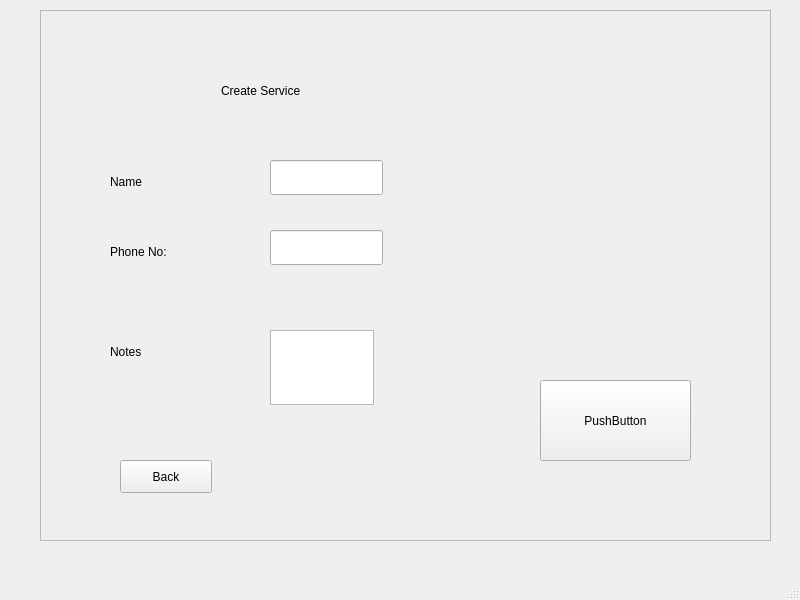
Qt form ux/mainWindow.ui (helioz/accounts) before a commit.
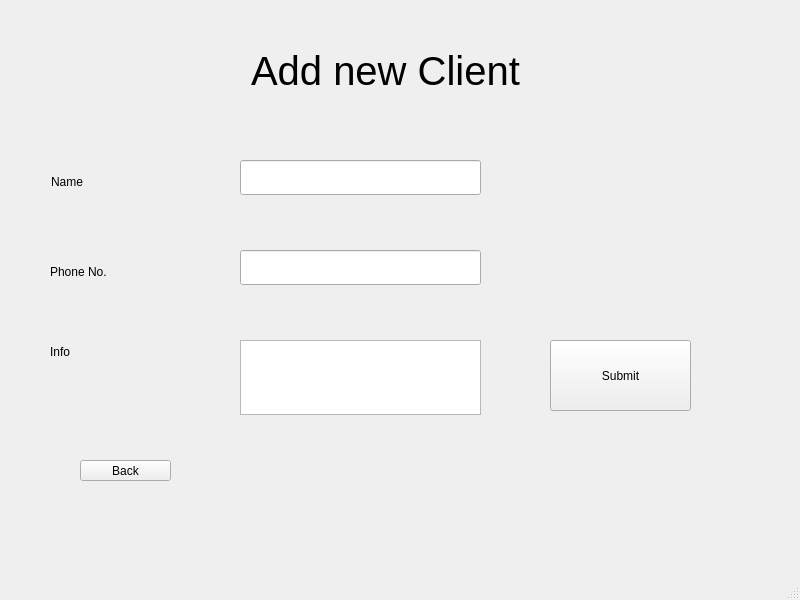
The same form after that commit. The open tabs and pages were chosen to show the change.

```diff
--- a/ux/mainWindow.ui
+++ b/ux/mainWindow.ui
@@ -14,27 +14,43 @@
    <string>MainWindow</string>
   </property>
   <widget class="QWidget" name="centralwidget">
-   <widget class="QFrame" name="addService">
+   <widget class="QStackedWidget" name="stackedWidget">
     <property name="geometry">
      <rect>
-      <x>40</x>
+      <x>30</x>
       <y>10</y>
       <width>731</width>
-      <height>531</height>
+      <height>521</height>
      </rect>
     </property>
-    <property name="frameShape">
-     <enum>QFrame::StyledPanel</enum>
+    <property name="currentIndex">
+     <number>1</number>
     </property>
-    <property name="frameShadow">
-     <enum>QFrame::Raised</enum>
-    </property>
+    <widget class="QWidget" name="createClient">
     <widget class="QLabel" name="label">
      <property name="geometry">
       <rect>
-       <x>70</x>
+        <x>221</x>
+        <y>30</y>
+        <width>291</width>
+        <height>61</height>
+       </rect>
+      </property>
+      <property name="font">
+       <font>
+        <pointsize>30</pointsize>
+       </font>
+      </property>
+      <property name="text">
+       <string>Add new Client</string>
+      </property>
+     </widget>
+     <widget class="QLabel" name="label_2">
+      <property name="geometry">
+       <rect>
+        <x>21</x>
        <y>160</y>
-       <width>62</width>
+        <width>111</width>
        <height>23</height>
       </rect>
      </property>
@@ -42,100 +58,144 @@
       <string>Name</string>
      </property>
     </widget>
-    <widget class="QLabel" name="label_2">
-     <property name="geometry">
-      <rect>
-       <x>70</x>
-       <y>230</y>
-       <width>62</width>
-       <height>23</height>
-      </rect>
-     </property>
-     <property name="text">
-      <string>Phone No:</string>
-     </property>
-    </widget>
     <widget class="QLabel" name="label_3">
      <property name="geometry">
       <rect>
-       <x>70</x>
+        <x>20</x>
+        <y>250</y>
+        <width>62</width>
+        <height>23</height>
+       </rect>
+      </property>
+      <property name="text">
+       <string>Phone No.</string>
+      </property>
+     </widget>
+     <widget class="QLabel" name="label_4">
+      <property name="geometry">
+       <rect>
+        <x>20</x>
        <y>330</y>
        <width>62</width>
        <height>23</height>
       </rect>
      </property>
      <property name="text">
-      <string>Notes</string>
+       <string>Info</string>
+      </property>
+     </widget>
+     <widget class="QPushButton" name="pushButtonNext">
+      <property name="geometry">
+       <rect>
+        <x>520</x>
+        <y>330</y>
+        <width>141</width>
+        <height>71</height>
+       </rect>
+      </property>
+      <property name="text">
+       <string>Submit</string>
      </property>
     </widget>
     <widget class="QLineEdit" name="lineEditName">
      <property name="geometry">
       <rect>
-       <x>230</x>
+        <x>210</x>
        <y>150</y>
-       <width>113</width>
+        <width>241</width>
        <height>35</height>
       </rect>
      </property>
     </widget>
-    <widget class="QLineEdit" name="lineEditPhone">
+     <widget class="QTextEdit" name="textEditInfo">
      <property name="geometry">
       <rect>
-       <x>230</x>
-       <y>220</y>
-       <width>113</width>
-       <height>35</height>
-      </rect>
-     </property>
-    </widget>
-    <widget class="QPushButton" name="pushButtonSubmit">
-     <property name="geometry">
-      <rect>
-       <x>500</x>
-       <y>370</y>
-       <width>151</width>
-       <height>81</height>
-      </rect>
-     </property>
-     <property name="text">
-      <string>PushButton</string>
-     </property>
-    </widget>
-    <widget class="QTextEdit" name="textEditNotes">
-     <property name="geometry">
-      <rect>
-       <x>230</x>
-       <y>320</y>
-       <width>104</width>
+        <x>210</x>
+        <y>330</y>
+        <width>241</width>
        <height>75</height>
       </rect>
      </property>
     </widget>
-    <widget class="QLabel" name="Title">
+     <widget class="QLineEdit" name="lineEditPhone">
      <property name="geometry">
       <rect>
-       <x>181</x>
-       <y>50</y>
+        <x>210</x>
+        <y>240</y>
        <width>241</width>
-       <height>61</height>
-      </rect>
-     </property>
-     <property name="text">
-      <string>Create Service</string>
-     </property>
-    </widget>
-    <widget class="QPushButton" name="pushButtonBack">
+        <height>35</height>
+       </rect>
+      </property>
+     </widget>
+     <widget class="QPushButton" name="pushButtonBackNewClient">
      <property name="geometry">
       <rect>
-       <x>80</x>
+        <x>50</x>
        <y>450</y>
+        <width>91</width>
+        <height>21</height>
+       </rect>
+      </property>
+      <property name="text">
+       <string>Back</string>
+      </property>
+     </widget>
+    </widget>
+    <widget class="QWidget" name="confirmClient">
+     <widget class="QLabel" name="label_5">
+      <property name="geometry">
+       <rect>
+        <x>260</x>
+        <y>60</y>
+        <width>211</width>
+        <height>71</height>
+       </rect>
+      </property>
+      <property name="font">
+       <font>
+        <pointsize>27</pointsize>
+       </font>
+      </property>
+      <property name="text">
+       <string>Are you sure?</string>
+      </property>
+     </widget>
+     <widget class="QPushButton" name="pushButtonConfirm">
+      <property name="geometry">
+       <rect>
+        <x>510</x>
+        <y>380</y>
        <width>92</width>
        <height>33</height>
       </rect>
      </property>
      <property name="text">
+       <string>Yes.</string>
+      </property>
+     </widget>
+     <widget class="QPushButton" name="pushButtonBack">
+      <property name="geometry">
+       <rect>
+        <x>100</x>
+        <y>380</y>
+        <width>92</width>
+        <height>33</height>
+       </rect>
+      </property>
+      <property name="text">
       <string>Back</string>
      </property>
+     </widget>
+     <widget class="QTextBrowser" name="textBrowserConfirmClientInfo">
+      <property name="geometry">
+       <rect>
+        <x>185</x>
+        <y>161</y>
+        <width>411</width>
+        <height>121</height>
+       </rect>
+      </property>
+     </widget>
     </widget>
    </widget>
   </widget>
```
Lines whose indentation alone changed are shown as unchanged.
